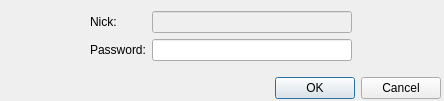
Above: ui/profile_edit.ui from gitter-badger/simplechatclient before the change. Below: the same form after it.
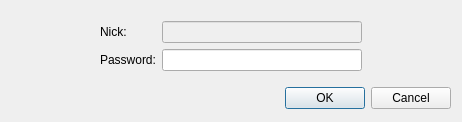
That is the form after the change.

The edit to the form file:
```diff
--- a/ui/profile_edit.ui
+++ b/ui/profile_edit.ui
@@ -2,16 +2,24 @@
 <ui version="4.0">
  <class>uiProfileEdit</class>
  <widget class="QDialog" name="uiProfileEdit">
+  <property name="geometry">
+   <rect>
+    <x>0</x>
+    <y>0</y>
+    <width>462</width>
+    <height>122</height>
+   </rect>
+  </property>
   <property name="minimumSize">
    <size>
-    <width>444</width>
-    <height>101</height>
+    <width>462</width>
+    <height>122</height>
    </size>
   </property>
   <property name="maximumSize">
    <size>
-    <width>444</width>
-    <height>101</height>
+    <width>462</width>
+    <height>122</height>
    </size>
   </property>
   <property name="windowTitle">
@@ -20,8 +28,8 @@
   <widget class="QWidget" name="verticalLayoutWidget">
    <property name="geometry">
     <rect>
-     <x>0</x>
-     <y>0</y>
+     <x>10</x>
+     <y>10</y>
      <width>441</width>
      <height>99</height>
     </rect>
```
